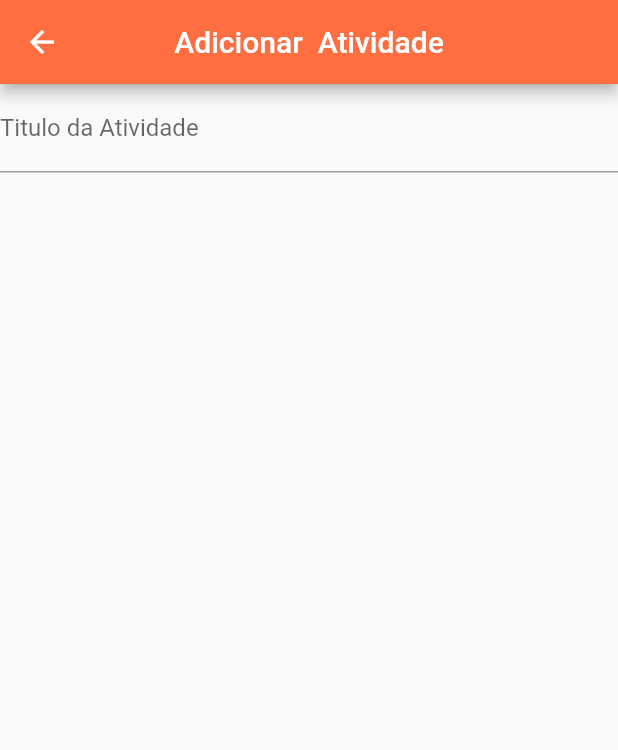
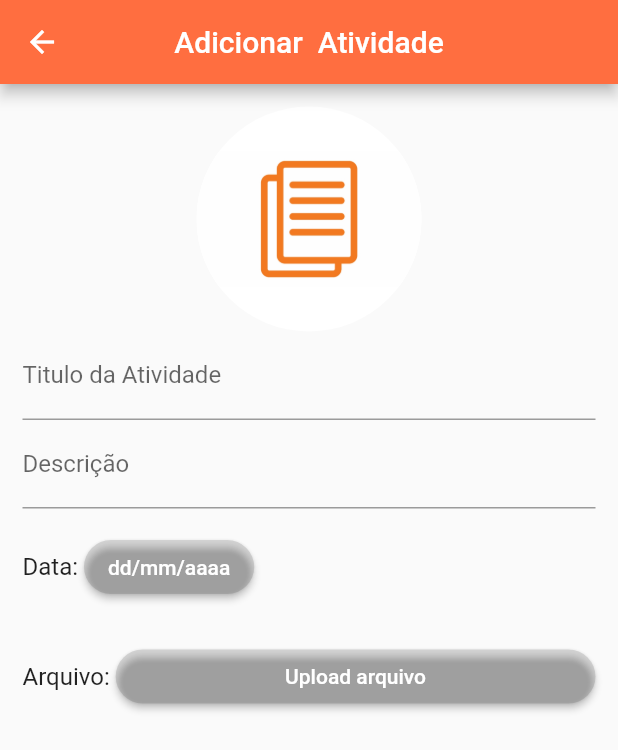
Before and after one commit to Sthaynny/tarefas_academicas, a Flutter app: the screen it shows after launch, after a tap on the "note add" icon, on a phone screen of 412 x 824 dp. Shown: the top 750 px of the screen. Run offline on Flutter 3.47's test engine with Material 2 defaults, Android fonts, the phone set to English and light mode, and no system bars; our stand-ins replace file_picker, flutter_mobx, mobx; generated files the repository leaves out were written again.

Commit message:
pagina para adicionar tarefas academicas

```diff
--- /dev/null
+++ b/lib/helpers/controller_data.dart
@@ -0,0 +1,24 @@
+import 'package:mobx/mobx.dart';
+part 'controller_data.g.dart';
+
+class DataController = _DataControllerBase with _$DataController;
+
+abstract class _DataControllerBase with Store {
+  @observable
+  String newdata;
+
+  @observable
+  String file;
+
+  @action
+  void setdata(DateTime data){
+    newdata = "${data.day}/${data.month < 10 ? "0" + data.month.toString() : data.month}/${data.year}";
+  }
+
+  @action
+  void setnamefile(_fileName){
+    file = _fileName;
+  }
+
+
+}
--- a/lib/pages/addTarefa/addTarefa.dart
+++ b/lib/pages/addTarefa/addTarefa.dart
@@ -2,14 +2,26 @@ import 'dart:io';
 
 import 'package:flutter/material.dart';
 import 'package:tarefas_academicas/helpers/controller.dart';
+import 'package:tarefas_academicas/helpers/controller_data.dart';
+import 'package:flutter_mobx/flutter_mobx.dart';
+import 'package:tarefas_academicas/pages/addTarefa/widgets/titulo.dart';
+import 'package:tarefas_academicas/pages/addTarefa/widgets/descricao.dart';
+import 'package:tarefas_academicas/pages/addTarefa/widgets/dataTarefa.dart';
+import 'package:tarefas_academicas/pages/addTarefa/widgets/arquivoPDF.dart';
 
 class AddTarefa extends StatelessWidget {
   Controller _controller;
+  DataController _contPage= DataController();
+  final _tituloController = TextEditingController();
+  final _descricaoController = TextEditingController();
 
   AddTarefa(this._controller);
   @override
   Widget build(BuildContext context) {
     print(_controller.toDoList[0]["titulo"]);
+    _contPage.newdata = "";
+    _contPage.file ='';
+
     return Scaffold(
       appBar: AppBar(
         centerTitle: true,
@@ -17,24 +29,31 @@ class AddTarefa extends StatelessWidget {
         backgroundColor: Colors.deepOrangeAccent,
       ),
       body: SingleChildScrollView(
+        padding: EdgeInsets.all(15),
         child: Column(
           children: <Widget>[
             Container(
-              //Colocar imagem redonda
+              width: 150,
+              height: 150,
+              decoration: BoxDecoration(
+                  color: Colors.white,
+                  shape: BoxShape.circle,
+                  image: DecorationImage(
+                      //fit: BoxFit.cover,
+                      image: AssetImage("images/addTarefa.png"))),
+            ),
+            tituloTarefa(_tituloController),
+            descricaoTarefa(_descricaoController),
+            dataTarefa(context, _contPage),
+            arquivoTarefa(context, _contPage),
 
-
-
-            ),
-            TextField(
-              keyboardType: TextInputType.text,
-              decoration: InputDecoration(
-                labelText: "Titulo da Atividade",
-                labelStyle: TextStyle(fontSize: 16)
-              ),
-            )
           ],
         ),
       ),
     );
   }
+
+
+
+
 }
--- /dev/null
+++ b/lib/pages/addTarefa/widgets/arquivoPDF.dart
@@ -0,0 +1,50 @@
+import 'package:flutter/material.dart';
+import 'package:file_picker/file_picker.dart';
+import 'package:flutter/services.dart';
+
+import 'package:tarefas_academicas/helpers/controller_data.dart';
+
+import 'package:flutter_mobx/flutter_mobx.dart';
+
+String _path = '...';
+
+Widget arquivoTarefa(context, _contFile) {
+  return Padding(
+    padding: const EdgeInsets.only(top: 10, bottom: 10),
+    child: Observer(
+      builder: (_) => Row(
+        children: <Widget>[
+          Text(
+            "Arquivo: ",
+            style: TextStyle(fontSize: 16),
+          ),
+          Expanded(
+            child: RaisedButton(
+              color: Colors.black12,
+              shape: RoundedRectangleBorder(
+                  borderRadius: BorderRadius.circular(30.0)),
+              child: Text(
+                _contFile.file.isEmpty ? "Upload arquivo" : _contFile.file,
+                style: TextStyle(fontSize: 14, color: Colors.white),
+              ),
+              onPressed: () {
+                _openFileExplorer(_contFile);
+              },
+            ),
+          )
+        ],
+      ),
+    ),
+  );
+}
+
+void _openFileExplorer(_contFile) async {
+  try {
+    _path = await FilePicker.getFilePath(
+        type: FileType.custom, fileExtension: "pdf");
+  } on PlatformException catch (e) {
+    print("Unsupported operation" + e.toString());
+  }
+
+  _contFile.file = _path != null ? _path.split('/').last : '...';
+}
--- /dev/null
+++ b/lib/pages/addTarefa/widgets/dataTarefa.dart
@@ -0,0 +1,39 @@
+import 'package:flutter/material.dart';
+import 'package:flutter_mobx/flutter_mobx.dart';
+
+Widget dataTarefa(context, _contData) {
+  return Padding(
+    padding: const EdgeInsets.only(top: 15, bottom: 15),
+    child: Observer(builder: (_) {
+      return Row(
+        children: <Widget>[
+          Text(
+            "Data: ",
+            style: TextStyle(fontSize: 16),
+          ),
+          RaisedButton(
+            color: Colors.black12,
+            shape:
+                RoundedRectangleBorder(borderRadius: BorderRadius.circular(30.0)),
+            child: Text(
+
+              _contData.newdata.isEmpty ? "dd/mm/aaaa" : _contData.newdata,
+              style: TextStyle(fontSize: 14, color: Colors.white,),
+              maxLines: 1,
+            ),
+            onPressed: () {
+              showDatePicker(
+                context: context,
+                initialDate: DateTime.now(),
+                firstDate: DateTime(2019),
+                lastDate: DateTime(2050),
+              ).then((data) {
+                _contData.setdata(data);
+              });
+            },
+          )
+        ],
+      );
+    }),
+  );
+}
--- /dev/null
+++ b/lib/pages/addTarefa/widgets/descricao.dart
@@ -0,0 +1,10 @@
+import 'package:flutter/material.dart';
+
+Widget descricaoTarefa(_descricaoController) {
+  return TextField(
+    controller: _descricaoController,
+    keyboardType: TextInputType.text,
+    decoration: InputDecoration(
+        labelText: "Descrição", labelStyle: TextStyle(fontSize: 16)),
+  );
+}
--- /dev/null
+++ b/lib/pages/addTarefa/widgets/titulo.dart
@@ -0,0 +1,10 @@
+import 'package:flutter/material.dart';
+
+Widget tituloTarefa(_tituloController) {
+  return TextField(
+    controller: _tituloController,
+    keyboardType: TextInputType.text,
+    decoration: InputDecoration(
+        labelText: "Titulo da Atividade", labelStyle: TextStyle(fontSize: 16)),
+  );
+}
--- a/pubspec.yaml
+++ b/pubspec.yaml
@@ -26,6 +26,7 @@ dependencies:
   mobx: ^1.0.2+2
   flutter_mobx: ^1.0.1
   path_provider: ^1.1.0
+  file_picker: ^1.5.0+2
 
 dev_dependencies:
   mobx_codegen:
```
Also changed, not shown: lib/helpers/controller_data.g.dart (added), pubspec.lock.
